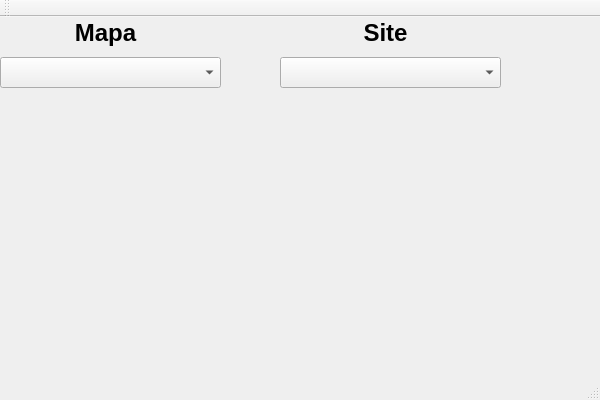
This is R6Tools.ui in Machenta/R6Tools as Qt 5 draws it before an edit. The edited form follows.
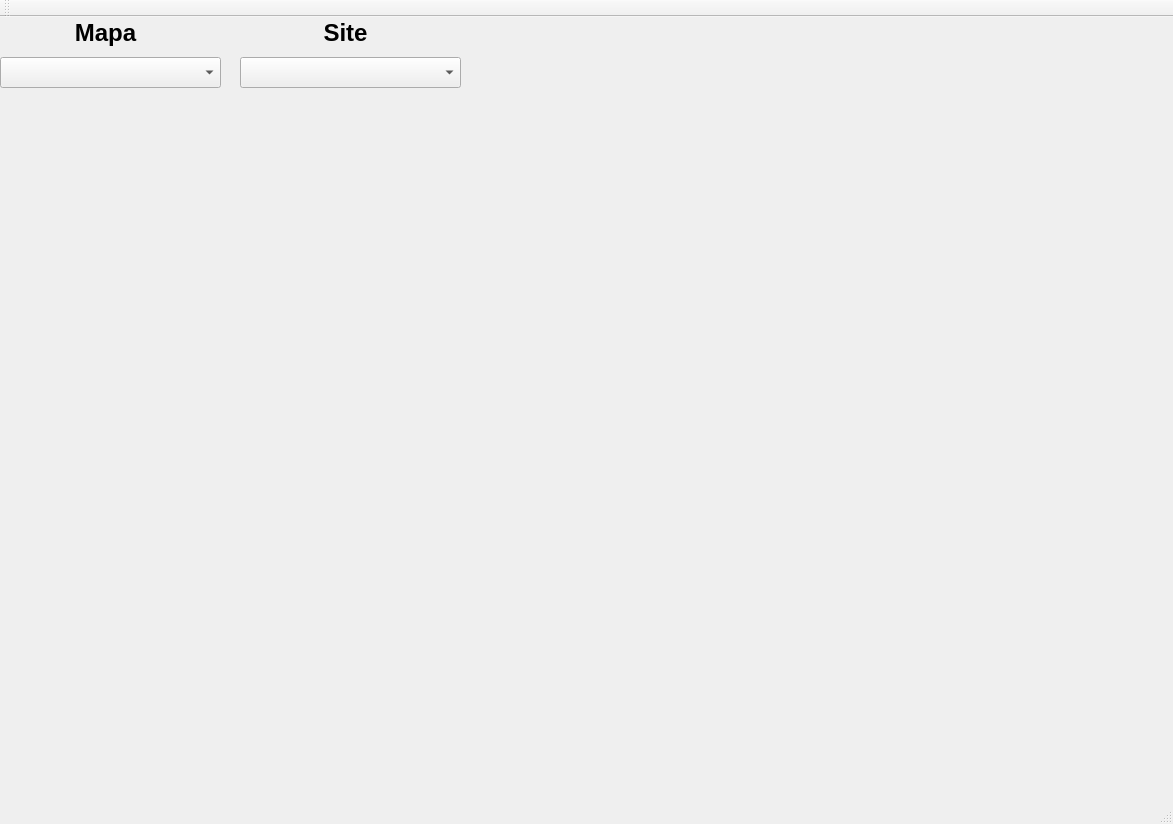
This is the edited form.

```diff
--- a/R6Tools.ui
+++ b/R6Tools.ui
@@ -6,8 +6,8 @@
    <rect>
     <x>0</x>
     <y>0</y>
-    <width>600</width>
-    <height>400</height>
+    <width>1173</width>
+    <height>824</height>
    </rect>
   </property>
   <property name="windowTitle">
@@ -49,7 +49,7 @@
    <widget class="QComboBox" name="site_combo">
     <property name="geometry">
      <rect>
-      <x>280</x>
+      <x>240</x>
       <y>40</y>
       <width>221</width>
       <height>31</height>
@@ -59,7 +59,7 @@
    <widget class="QLabel" name="site">
     <property name="geometry">
      <rect>
-      <x>280</x>
+      <x>240</x>
       <y>0</y>
       <width>211</width>
       <height>31</height>
@@ -78,6 +78,32 @@
      <set>Qt::AlignCenter</set>
     </property>
    </widget>
+   <widget class="QLabel" name="banLabel">
+    <property name="geometry">
+     <rect>
+      <x>10</x>
+      <y>80</y>
+      <width>681</width>
+      <height>151</height>
+     </rect>
+    </property>
+    <property name="text">
+     <string/>
+    </property>
+   </widget>
+   <widget class="QLabel" name="setupLabel">
+    <property name="geometry">
+     <rect>
+      <x>40</x>
+      <y>300</y>
+      <width>751</width>
+      <height>441</height>
+     </rect>
+    </property>
+    <property name="text">
+     <string/>
+    </property>
+   </widget>
   </widget>
   <widget class="QMenuBar" name="menuBar">
    <property name="geometry">
```
Left out of the diff: 2 changed lines with no effect on the pictures.
